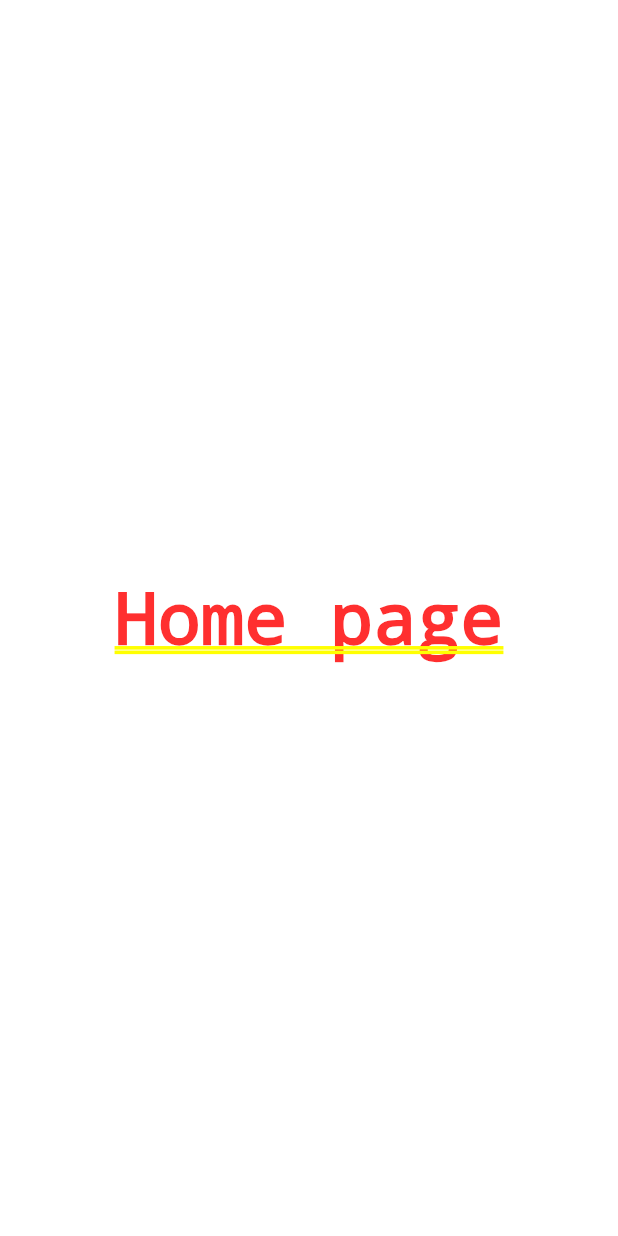
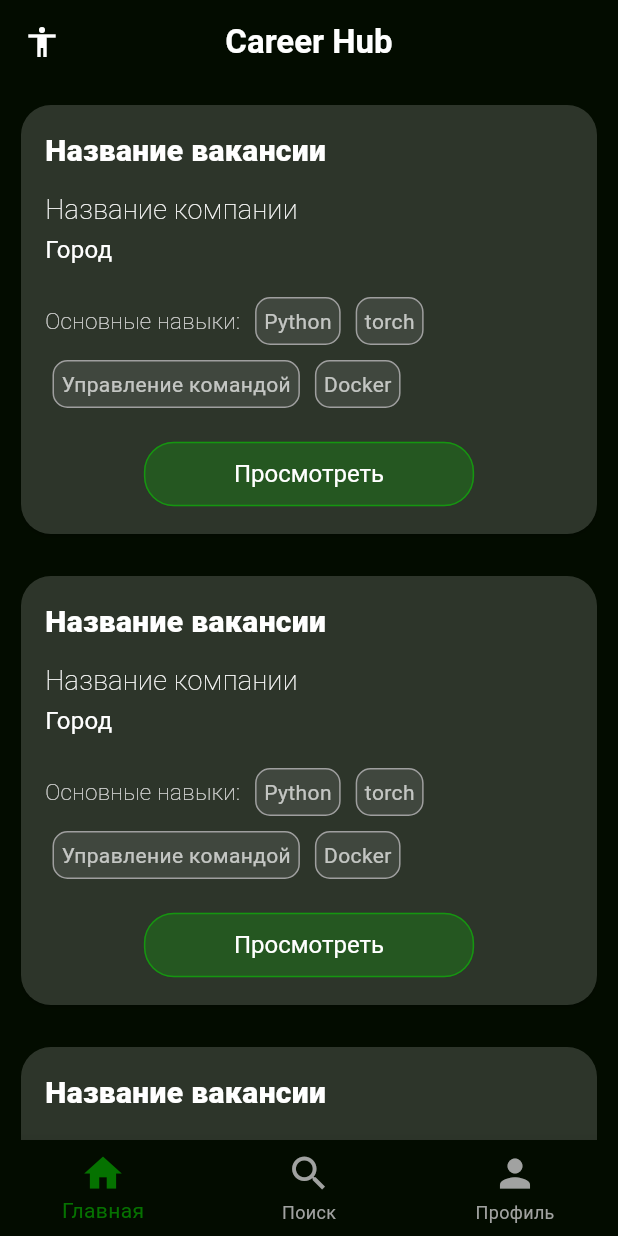
Before and after one commit to GaevoyAlex/SkillUp_ui_mobile, a Flutter app: the screen it shows after launch, on a phone screen of 412 x 824 dp. Run offline on Flutter 3.47's test engine with Material 3 defaults, Android fonts, the phone set to English and light mode, and no system bars.

Commit message:
created_main_page

```diff
--- a/skillup_mobile/lib/main.dart
+++ b/skillup_mobile/lib/main.dart
@@ -1,5 +1,6 @@
 import 'package:flutter/material.dart';
 import 'package:skillup_mobile/presentation/Home/Screen/HomePageScreen.dart';
+import 'package:skillup_mobile/presentation/Main/Screen/MainBottomNavigation.dart';
 
 void main() {
   runApp(const MyApp());
@@ -11,12 +12,13 @@ class MyApp extends StatelessWidget {
   @override
   Widget build(BuildContext context) {
     return MaterialApp(
+
       title: 'Flutter Demo',
       theme: ThemeData(
 
-        colorScheme: ColorScheme.fromSeed(seedColor: Colors.deepPurple),
+        colorScheme: ColorScheme.fromSeed(seedColor: const Color.fromARGB(255, 60, 2, 158)),
       ),
-      home: Homepagescreen(),
+      home: MainBottomNavigation(),
       // routes: {
       //   '/': (context) => Homepagescreen(),
       // },
--- a/skillup_mobile/lib/presentation/Home/Screen/HomePageScreen.dart
+++ b/skillup_mobile/lib/presentation/Home/Screen/HomePageScreen.dart
@@ -1,4 +1,6 @@
 import 'package:flutter/material.dart';
+import 'package:skillup_mobile/presentation/Home/Widgets/vacancys_card_widget.dart';
+import 'package:skillup_mobile/theme/colors.dart';
 
 class Homepagescreen extends StatefulWidget {
   const Homepagescreen({super.key});
@@ -10,10 +12,28 @@ class Homepagescreen extends StatefulWidget {
 class _HomepagescreenState extends State<Homepagescreen> {
   @override
   Widget build(BuildContext context) {
-    return Container(
-      child: Center(
-        child: Text('Home page'),
+    return Scaffold(
+      backgroundColor: AppColors.background,
+
+      appBar: AppBar(
+        backgroundColor: AppColors.background,
+        foregroundColor:AppColors.background,
+        leading: Icon(Icons.accessibility_sharp,color: AppColors.textOnPrimary,),
+        title: Text("Career Hub",
+        style: TextStyle(
+          color: AppColors.textOnPrimary,
+          fontWeight: FontWeight.bold),
+        ),
+        centerTitle: true,
+
       ),
+      body:SingleChildScrollView(child: Column(
+        children: [
+          cardVacancy(),
+          cardVacancy(),
+          cardVacancy(),
+        ],
+      ),)
     );
   }
 }
--- /dev/null
+++ b/skillup_mobile/lib/presentation/Home/Widgets/vacancys_card_widget.dart
@@ -0,0 +1,124 @@
+
+import 'package:flutter/material.dart';
+import 'package:skillup_mobile/theme/colors.dart';
+
+
+Widget cardVacancy(
+  // String vacancyName,
+  // String companyName,
+  // String cityName,
+  // List skillStack
+) {
+  return Padding(
+    padding: EdgeInsets.all(14),
+    child: Card(
+      color: AppColors.cardVacancyColor,
+      clipBehavior: Clip.antiAlias,
+      margin: EdgeInsets.zero, // Убираем внешние отступы у Card
+      shape: RoundedRectangleBorder(
+        borderRadius: BorderRadius.circular(20),), // Опционально: скругление углов
+      child: Container(
+        width: double.infinity, // Растягиваем на всю доступную ширину
+        padding: EdgeInsets.all(16), // Внутренние отступы
+        child: Column(
+          crossAxisAlignment: CrossAxisAlignment.start, // Выравнивание по правому краю
+          mainAxisSize: MainAxisSize.min, // Занимаем только нужное место по высоте
+          children: [
+            Text(
+              'Название вакансии',
+              style: TextStyle(
+                color: AppColors.textOnPrimary,
+                fontSize: 20,
+                fontWeight: FontWeight.w900,
+              ),
+            ),
+            SizedBox(height: 12),
+            Text(
+              'Название компании',
+              style: TextStyle(
+                fontSize: 18,
+                fontWeight: FontWeight.w100,
+                color: AppColors.textOnPrimary,
+              ),
+            ),
+            SizedBox(height: 2),
+            Text(
+              'Город',
+              style: TextStyle(
+                fontSize: 16,
+                fontWeight: FontWeight.normal,
+                color: AppColors.textOnPrimary,
+              ),
+            ),
+            SizedBox(height: 12),
+
+            SizedBox(height: 8),
+            Wrap(
+              alignment: WrapAlignment.start,
+              spacing: 5,
+              runSpacing: 5,
+              children: [
+                Padding(padding: EdgeInsets.only(top: 5),
+                child: Text(
+              "Основные навыки:",
+               style: TextStyle(
+                fontSize: 15,
+                fontWeight: FontWeight.w100,
+                color: AppColors.textSecondary,
+              ),)
+
+            ),
+                chipStack('Python'),
+                chipStack('torch'),
+                chipStack('Управление командой'),
+                chipStack('Docker'),
+
+              ],
+            ),
+            SizedBox(height: 15,),
+            Center(
+              child: OutlinedButton(
+                onPressed: () {
+                  // Переход на вакансию
+                },
+                style: OutlinedButton.styleFrom(
+                  foregroundColor: AppColors.textOnPrimary,
+                  backgroundColor: AppColors.buttonBackGrndColor,
+                  side: BorderSide(color: AppColors.buttonTextColor, width: 1),
+                  padding: EdgeInsets.symmetric(horizontal: 20, vertical: 12),
+                  shape: RoundedRectangleBorder(
+                    borderRadius: BorderRadius.circular(20)),
+                  textStyle: TextStyle(fontSize: 16,),
+                ),
+              child: Padding(padding: EdgeInsets.only(left: 40,right: 40),child:Text('Просмотреть')),
+              )
+            )
+          ],
+        ),
+      ),
+    )
+  );
+}
+
+
+Widget chipStack(String str){
+  return Padding(
+    padding: EdgeInsets.only(left: 5,bottom: 5),
+    child: Container(
+      decoration: BoxDecoration(
+        border: Border.all(
+          color: const Color.fromARGB(255, 159, 159, 159),
+        ),
+        borderRadius: BorderRadius.circular(10),
+        color: const Color.fromARGB(31, 205, 205, 205)
+      ),
+      child: Padding(padding: EdgeInsets.all(5),
+        child: Text(str,
+              style: TextStyle(
+                color: const Color.fromARGB(176, 255, 255, 255),
+              )
+            ,)
+          ,)
+      ),
+  );
+}
--- a/skillup_mobile/lib/presentation/Main/Screen/MainBottomNavigation.dart
+++ b/skillup_mobile/lib/presentation/Main/Screen/MainBottomNavigation.dart
@@ -1,4 +1,9 @@
 import 'package:flutter/material.dart';
+import 'package:skillup_mobile/presentation/Home/Screen/HomePageScreen.dart';
+
+import '../../../theme/colors.dart';
+
+
 
 class MainBottomNavigation extends StatefulWidget {
   const MainBottomNavigation({super.key});
@@ -8,8 +13,53 @@ class MainBottomNavigation extends StatefulWidget {
 }
 
 class _MainbottomNavigationState extends State<MainBottomNavigation> {
+  int _selectedIndex = 0;
+
+    static const List<Widget> _widgetOptions = <Widget>[
+    Homepagescreen(),
+    Homepagescreen(),
+    Homepagescreen(),
+
+  ];
+
+
   @override
   Widget build(BuildContext context) {
-    return const Placeholder();
+    return Scaffold(
+      body: Center(
+        child: _widgetOptions.elementAt(_selectedIndex),
+      ),
+      bottomNavigationBar: BottomNavigationBar(
+        currentIndex: _selectedIndex,
+        unselectedItemColor: AppColors.unSelectedBtn,
+        selectedItemColor: AppColors.buttonTextColor,
+        backgroundColor: AppColors.background,
+        onTap: (value) {
+          setState(() => _selectedIndex = value );
+        },
+
+        items: const <BottomNavigationBarItem>[
+          BottomNavigationBarItem(
+            icon: Icon(
+              Icons.home,
+              size: 30,),
+            label: 'Главная',
+          ),
+          BottomNavigationBarItem(
+            icon: Icon(
+              Icons.search,
+              size: 30,),
+            label: 'Поиск',
+          ),
+          BottomNavigationBarItem(
+            icon: Icon(
+              Icons.person,
+              size: 30,),
+            label: 'Профиль',
+          ),
+        ],
+      ),
+
+    );
   }
 }
--- /dev/null
+++ b/skillup_mobile/lib/theme/colors.dart
@@ -0,0 +1,29 @@
+import 'package:flutter/material.dart';
+
+class AppColors {
+
+  AppColors._();
+
+  static const Color primary = Color(0xFF4A90E2);
+  static const Color selectedBtn = Color.fromARGB(223, 248, 248, 248);
+  static const Color unSelectedBtn = Color.fromARGB(223, 184, 184, 184);
+  static const Color surface = Color(0xFFFFFFFF);
+
+
+  static const Color textPrimary = Color(0xFF212121);
+  static const Color textSecondary = Color.fromARGB(255, 224, 224, 224);
+  static const Color textOnPrimary = Color(0xFFFFFFFF);
+
+
+  static const Color error = Color(0xFFD32F2F);
+  static const Color success = Color(0xFF388E3C);
+  static const Color lightGrey = Color(0xFFBDBDBD);
+
+
+
+  static const Color buttonTextColor = Color.fromARGB(133, 7, 207, 0);
+  static const Color buttonBackGrndColor = Color.fromARGB(57, 7, 207, 0);
+
+  static const Color background = Color.fromARGB(255, 3, 12, 0);
+  static const Color cardVacancyColor = Color.fromARGB(251, 46, 54, 43);
+}
```
